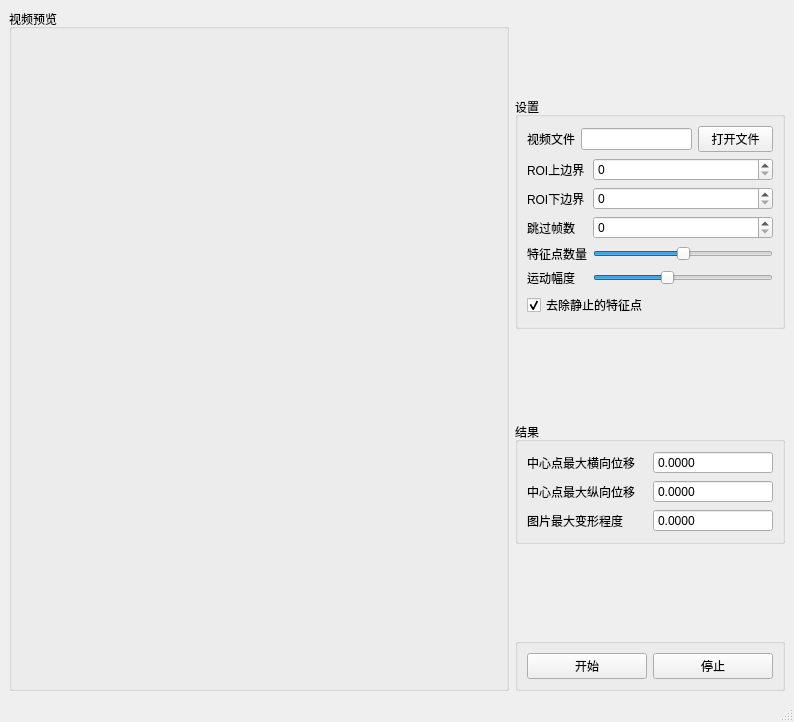
This is tools/shake_test/shake_test_window.ui in xiaoqinxing/ImageTools as Qt 5 draws it before an edit. The edited form follows.
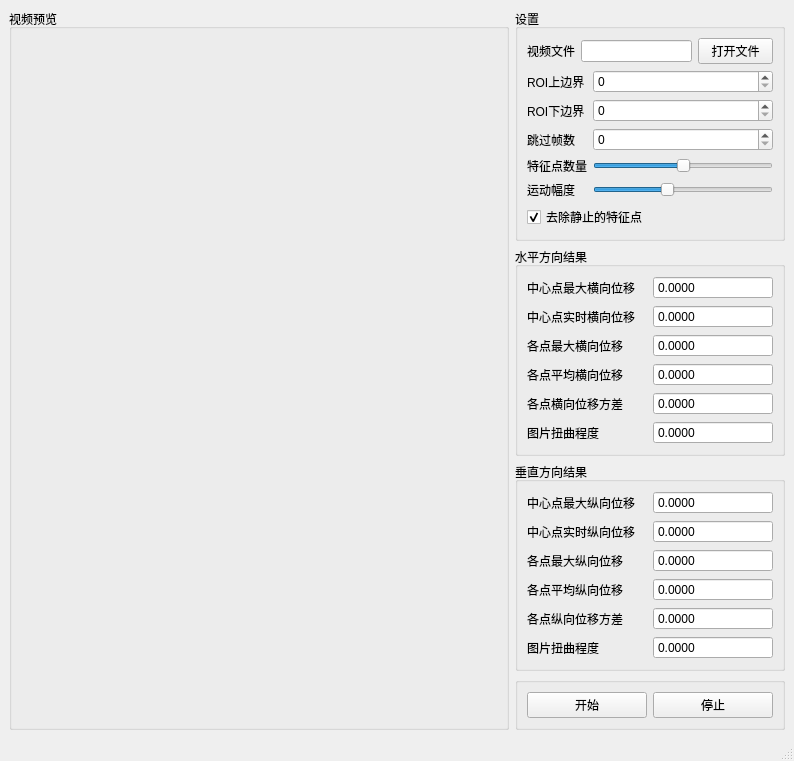
This is the edited form.

Commit message: ADD: 增加防抖的指标

Patch:
```diff
--- a/tools/shake_test/shake_test_window.ui
+++ b/tools/shake_test/shake_test_window.ui
@@ -6,8 +6,8 @@
    <rect>
     <x>0</x>
     <y>0</y>
-    <width>724</width>
-    <height>722</height>
+    <width>792</width>
+    <height>729</height>
    </rect>
   </property>
   <property name="windowTitle">
@@ -218,44 +218,20 @@
          </size>
         </property>
         <property name="title">
-         <string>结果</string>
+         <string>水平方向结果</string>
         </property>
         <layout class="QGridLayout" name="gridLayout_4">
-         <item row="3" column="0">
-          <layout class="QHBoxLayout" name="horizontalLayout_5">
-           <item>
-            <widget class="QLabel" name="label_3">
-             <property name="text">
-              <string>图片最大变形程度</string>
-             </property>
-            </widget>
-           </item>
-           <item>
-            <widget class="QDoubleSpinBox" name="warp_ratio">
-             <property name="buttonSymbols">
-              <enum>QAbstractSpinBox::NoButtons</enum>
-             </property>
-             <property name="decimals">
-              <number>4</number>
-             </property>
-             <property name="maximum">
-              <double>10.000000000000000</double>
-             </property>
-            </widget>
-           </item>
-          </layout>
-         </item>
          <item row="0" column="0">
-          <layout class="QHBoxLayout" name="horizontalLayout_4">
-           <item>
+          <layout class="QGridLayout" name="gridLayout_7">
+           <item row="0" column="0">
             <widget class="QLabel" name="label_2">
              <property name="text">
               <string>中心点最大横向位移</string>
              </property>
             </widget>
            </item>
-           <item>
-            <widget class="QDoubleSpinBox" name="center_max_x_distance">
+           <item row="1" column="1">
+            <widget class="QDoubleSpinBox" name="center_x_distance">
              <property name="buttonSymbols">
               <enum>QAbstractSpinBox::NoButtons</enum>
              </property>
@@ -267,18 +243,139 @@
              </property>
             </widget>
            </item>
-          </layout>
-         </item>
-         <item row="1" column="0">
-          <layout class="QHBoxLayout" name="horizontalLayout_6">
-           <item>
+           <item row="5" column="0">
+            <widget class="QLabel" name="label_11">
+             <property name="text">
+              <string>各点横向位移方差</string>
+             </property>
+            </widget>
+           </item>
+           <item row="4" column="1">
+            <widget class="QDoubleSpinBox" name="any_average_x_distance">
+             <property name="buttonSymbols">
+              <enum>QAbstractSpinBox::NoButtons</enum>
+             </property>
+             <property name="decimals">
+              <number>4</number>
+             </property>
+             <property name="maximum">
+              <double>1000.000000000000000</double>
+             </property>
+            </widget>
+           </item>
+           <item row="5" column="1">
+            <widget class="QDoubleSpinBox" name="any_varia_x_distance">
+             <property name="buttonSymbols">
+              <enum>QAbstractSpinBox::NoButtons</enum>
+             </property>
+             <property name="decimals">
+              <number>4</number>
+             </property>
+             <property name="maximum">
+              <double>1000.000000000000000</double>
+             </property>
+            </widget>
+           </item>
+           <item row="1" column="0">
+            <widget class="QLabel" name="label_3">
+             <property name="text">
+              <string>中心点实时横向位移</string>
+             </property>
+            </widget>
+           </item>
+           <item row="2" column="0">
             <widget class="QLabel" name="label_4">
              <property name="text">
-              <string>中心点最大纵向位移</string>
+              <string>各点最大横向位移</string>
              </property>
             </widget>
            </item>
-           <item>
+           <item row="2" column="1">
+            <widget class="QDoubleSpinBox" name="any_max_x_distance">
+             <property name="buttonSymbols">
+              <enum>QAbstractSpinBox::NoButtons</enum>
+             </property>
+             <property name="decimals">
+              <number>4</number>
+             </property>
+             <property name="maximum">
+              <double>1000.000000000000000</double>
+             </property>
+            </widget>
+           </item>
+           <item row="0" column="1">
+            <widget class="QDoubleSpinBox" name="center_max_x_distance">
+             <property name="buttonSymbols">
+              <enum>QAbstractSpinBox::NoButtons</enum>
+             </property>
+             <property name="decimals">
+              <number>4</number>
+             </property>
+             <property name="maximum">
+              <double>1000.000000000000000</double>
+             </property>
+            </widget>
+           </item>
+           <item row="4" column="0">
+            <widget class="QLabel" name="label_10">
+             <property name="text">
+              <string>各点平均横向位移</string>
+             </property>
+            </widget>
+           </item>
+           <item row="6" column="0">
+            <widget class="QLabel" name="label_17">
+             <property name="text">
+              <string>图片扭曲程度</string>
+             </property>
+            </widget>
+           </item>
+           <item row="6" column="1">
+            <widget class="QDoubleSpinBox" name="photo_warp_ratio_x">
+             <property name="buttonSymbols">
+              <enum>QAbstractSpinBox::NoButtons</enum>
+             </property>
+             <property name="decimals">
+              <number>4</number>
+             </property>
+             <property name="maximum">
+              <double>1000.000000000000000</double>
+             </property>
+            </widget>
+           </item>
+          </layout>
+         </item>
+        </layout>
+       </widget>
+      </item>
+      <item>
+       <spacer name="verticalSpacer_4">
+        <property name="orientation">
+         <enum>Qt::Vertical</enum>
+        </property>
+        <property name="sizeHint" stdset="0">
+         <size>
+          <width>20</width>
+          <height>40</height>
+         </size>
+        </property>
+       </spacer>
+      </item>
+      <item>
+       <widget class="QGroupBox" name="groupBox_5">
+        <property name="maximumSize">
+         <size>
+          <width>270</width>
+          <height>16777215</height>
+         </size>
+        </property>
+        <property name="title">
+         <string>垂直方向结果</string>
+        </property>
+        <layout class="QGridLayout" name="gridLayout_8">
+         <item row="0" column="0">
+          <layout class="QGridLayout" name="gridLayout_9">
+           <item row="0" column="1">
             <widget class="QDoubleSpinBox" name="center_max_y_distance">
              <property name="buttonSymbols">
               <enum>QAbstractSpinBox::NoButtons</enum>
@@ -291,6 +388,113 @@
              </property>
             </widget>
            </item>
+           <item row="4" column="0">
+            <widget class="QLabel" name="label_12">
+             <property name="text">
+              <string>各点平均纵向位移</string>
+             </property>
+            </widget>
+           </item>
+           <item row="2" column="0">
+            <widget class="QLabel" name="label_13">
+             <property name="text">
+              <string>各点最大纵向位移</string>
+             </property>
+            </widget>
+           </item>
+           <item row="1" column="0">
+            <widget class="QLabel" name="label_14">
+             <property name="text">
+              <string>中心点实时纵向位移</string>
+             </property>
+            </widget>
+           </item>
+           <item row="5" column="0">
+            <widget class="QLabel" name="label_16">
+             <property name="text">
+              <string>各点纵向位移方差</string>
+             </property>
+            </widget>
+           </item>
+           <item row="5" column="1">
+            <widget class="QDoubleSpinBox" name="any_varia_y_distance">
+             <property name="buttonSymbols">
+              <enum>QAbstractSpinBox::NoButtons</enum>
+             </property>
+             <property name="decimals">
+              <number>4</number>
+             </property>
+             <property name="maximum">
+              <double>1000.000000000000000</double>
+             </property>
+            </widget>
+           </item>
+           <item row="4" column="1">
+            <widget class="QDoubleSpinBox" name="any_average_y_distance">
+             <property name="buttonSymbols">
+              <enum>QAbstractSpinBox::NoButtons</enum>
+             </property>
+             <property name="decimals">
+              <number>4</number>
+             </property>
+             <property name="maximum">
+              <double>1000.000000000000000</double>
+             </property>
+            </widget>
+           </item>
+           <item row="2" column="1">
+            <widget class="QDoubleSpinBox" name="any_max_y_distance">
+             <property name="buttonSymbols">
+              <enum>QAbstractSpinBox::NoButtons</enum>
+             </property>
+             <property name="decimals">
+              <number>4</number>
+             </property>
+             <property name="maximum">
+              <double>1000.000000000000000</double>
+             </property>
+            </widget>
+           </item>
+           <item row="0" column="0">
+            <widget class="QLabel" name="label_15">
+             <property name="text">
+              <string>中心点最大纵向位移</string>
+             </property>
+            </widget>
+           </item>
+           <item row="1" column="1">
+            <widget class="QDoubleSpinBox" name="center_y_distance">
+             <property name="buttonSymbols">
+              <enum>QAbstractSpinBox::NoButtons</enum>
+             </property>
+             <property name="decimals">
+              <number>4</number>
+             </property>
+             <property name="maximum">
+              <double>1000.000000000000000</double>
+             </property>
+            </widget>
+           </item>
+           <item row="6" column="0">
+            <widget class="QLabel" name="label_18">
+             <property name="text">
+              <string>图片扭曲程度</string>
+             </property>
+            </widget>
+           </item>
+           <item row="6" column="1">
+            <widget class="QDoubleSpinBox" name="photo_warp_ratio_y">
+             <property name="buttonSymbols">
+              <enum>QAbstractSpinBox::NoButtons</enum>
+             </property>
+             <property name="decimals">
+              <number>4</number>
+             </property>
+             <property name="maximum">
+              <double>1000.000000000000000</double>
+             </property>
+            </widget>
+           </item>
           </layout>
          </item>
         </layout>
```
Left out of the diff: 2 changed lines with no effect on the pictures. The commit also changes 1 other file.
